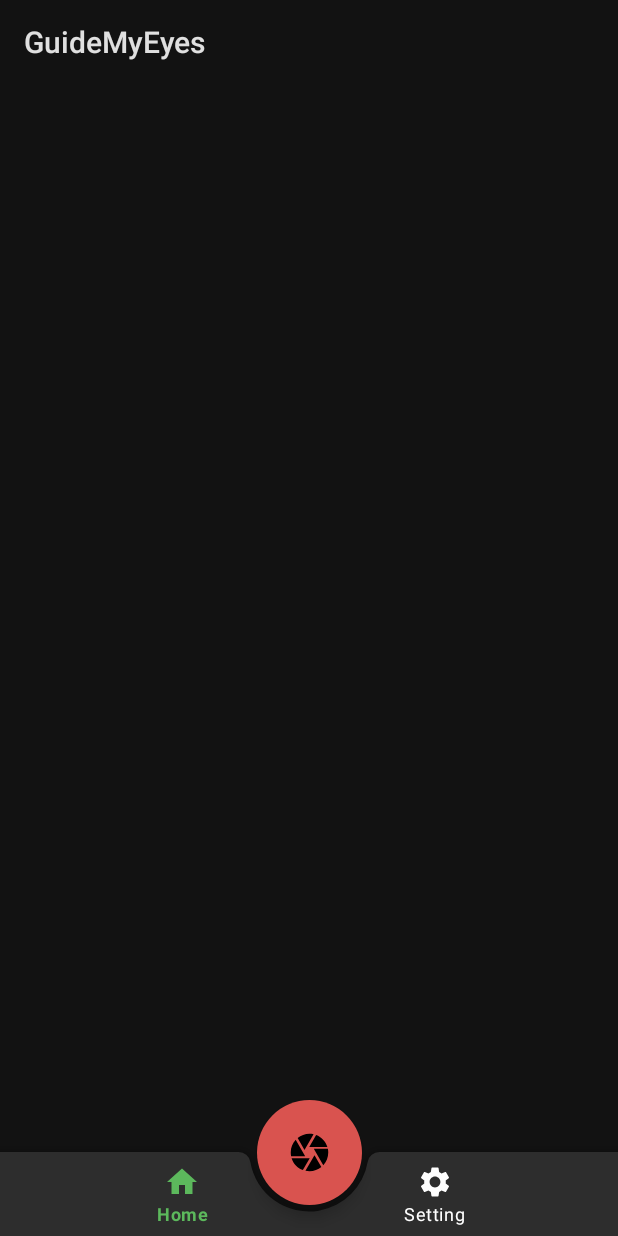
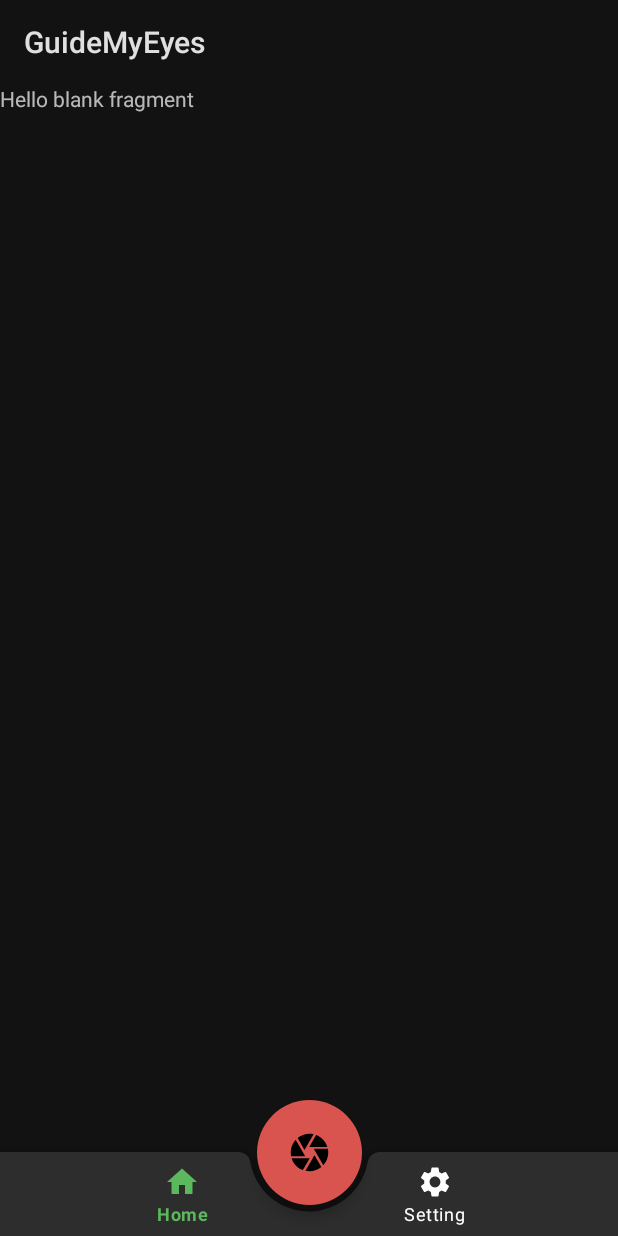
Before and after one commit to Nakajima-Kuro/GuideMyEyes, an Android app: the screen it shows after launch (MainActivity), on a phone screen of 412 x 824 dp. Run offline under Robolectric (Android 15) with nearby library versions, the phone set to English and light mode, and no system bars.

Commit message:
Add nav-host

```diff
--- a/app/build.gradle
+++ b/app/build.gradle
@@ -38,4 +38,9 @@ dependencies {
     androidTestImplementation 'androidx.test.ext:junit:1.1.2'
     androidTestImplementation 'androidx.test.espresso:espresso-core:3.3.0'
     implementation 'com.google.android.material:material:1.3.0-alpha03'
+
+    def nav_version = "2.3.0"
+
+    implementation "androidx.navigation:navigation-fragment:$nav_version"
+    implementation "androidx.navigation:navigation-ui:$nav_version"
 }
--- a/app/src/main/res/layout/activity_main.xml
+++ b/app/src/main/res/layout/activity_main.xml
@@ -7,6 +7,15 @@
     android:layout_height="match_parent"
     android:theme="@style/Launcher"
     tools:context=".MainActivity">
+
+    <fragment
+        android:id="@+id/fragment2"
+        android:name="androidx.navigation.fragment.NavHostFragment"
+        android:layout_width="match_parent"
+        android:layout_height="match_parent"
+        app:defaultNavHost="true"
+        android:layout_gravity="top"
+        app:navGraph="@navigation/main_nav" />
 
     <com.google.android.material.bottomappbar.BottomAppBar
         android:id="@+id/bottomAppBar"
```
Also changed, not shown: gradle/wrapper/gradle-wrapper.properties.
